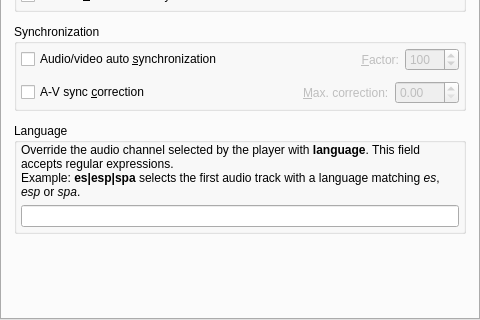
Old version of the form src/gui/pref/audio.ui in the repository wilbert2000/wzplayer; both pictures show x 0 to 480 and y 280 to 600 of the 480 by 600 pixel window.
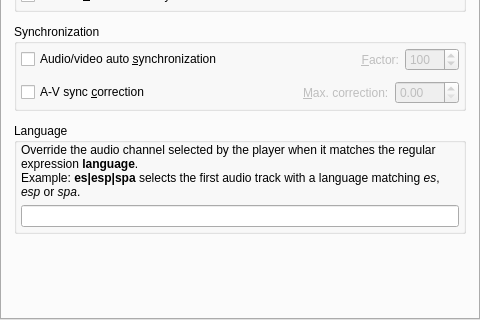
New version of the form. Custom widgets are drawn as their Qt base class.

Commit message: Moved option report player crashes from Advanced to General section

Patch:
```diff
--- a/src/gui/pref/audio.ui
+++ b/src/gui/pref/audio.ui
@@ -460,7 +460,7 @@
           <item>
            <widget class="QLabel" name="language_label">
             <property name="text">
-             <string>&lt;html&gt;&lt;head/&gt;&lt;body&gt;&lt;p&gt;Override the audio channel selected by the player with &lt;span style=&quot; font-weight:600;&quot;&gt;language&lt;/span&gt;. This field accepts regular expressions.&lt;br/&gt;Example: &lt;span style=&quot; font-weight:600;&quot;&gt;es|esp|spa&lt;/span&gt; selects the first audio track with a language matching &lt;span style=&quot; font-style:italic;&quot;&gt;es&lt;/span&gt;, &lt;span style=&quot; font-style:italic;&quot;&gt;esp&lt;/span&gt; or &lt;span style=&quot; font-style:italic;&quot;&gt;spa&lt;/span&gt;.&lt;/p&gt;&lt;/body&gt;&lt;/html&gt;</string>
+             <string>&lt;html&gt;&lt;head/&gt;&lt;body&gt;&lt;p&gt;Override the audio channel selected by the player when it matches the regular expression &lt;span style=&quot; font-weight:600;&quot;&gt;language&lt;/span&gt;.&lt;br/&gt;Example: &lt;span style=&quot; font-weight:600;&quot;&gt;es|esp|spa&lt;/span&gt; selects the first audio track with a language matching &lt;span style=&quot; font-style:italic;&quot;&gt;es&lt;/span&gt;, &lt;span style=&quot; font-style:italic;&quot;&gt;esp&lt;/span&gt; or &lt;span style=&quot; font-style:italic;&quot;&gt;spa&lt;/span&gt;.&lt;/p&gt;&lt;/body&gt;&lt;/html&gt;</string>
             </property>
             <property name="wordWrap">
              <bool>true</bool>
```
The commit also changes 9 other files.
